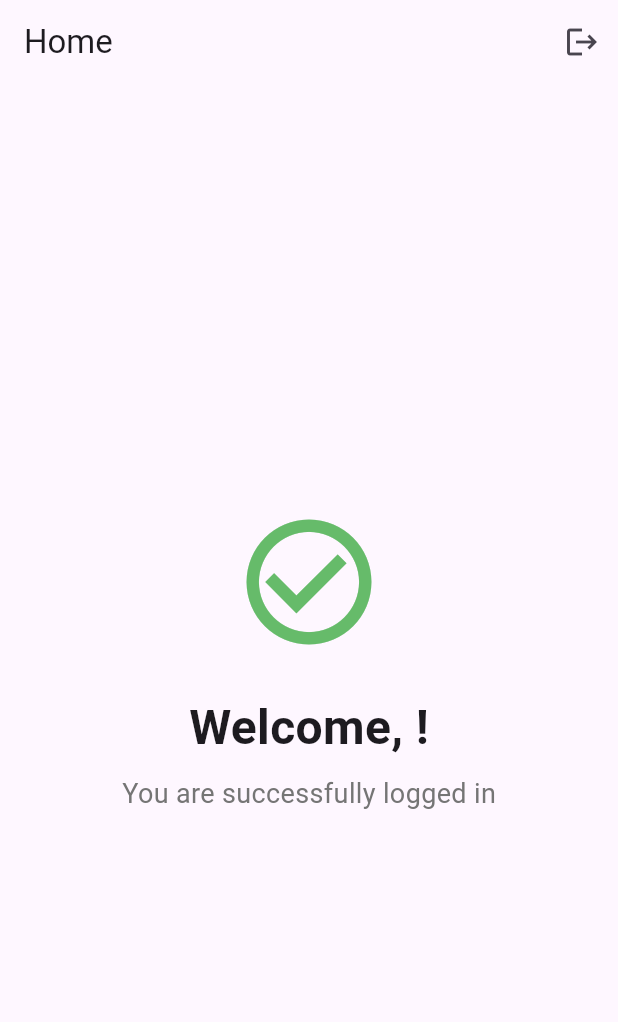
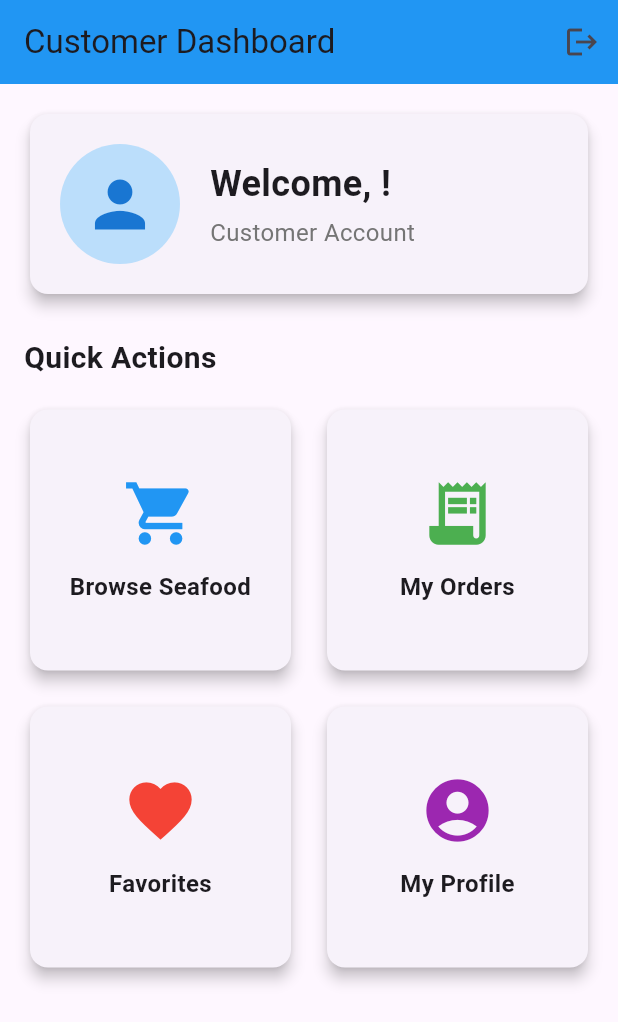
Before and after one commit to Maryam1235/seafood, a Flutter app: the screen it shows once a user with an empty profile is signed in, on a phone screen of 412 x 824 dp. Shown: the top 1022 px of the screen. Run offline on Flutter 3.47's test engine with Material 3 defaults, Android fonts, the phone set to English and light mode, and no system bars; our stand-ins replace cloud_firestore, data_table_2, firebase_auth, firebase_core; accounts and stored records are empty.

Commit message:
customer and sea food sellers roles

```diff
--- a/app/lib/main.dart
+++ b/app/lib/main.dart
@@ -1,8 +1,10 @@
 import 'package:flutter/material.dart';
 import 'package:firebase_core/firebase_core.dart';
 import 'package:firebase_auth/firebase_auth.dart';
+import 'package:cloud_firestore/cloud_firestore.dart';
 import 'screens/login_screen.dart';
-import 'screens/home_screen.dart';
+import 'screens/customer_dashboard.dart';
+import 'screens/seller_dashboard.dart';
 import 'firebase_options.dart';
 
 void main() async {
@@ -17,7 +19,7 @@ class MyApp extends StatelessWidget {
   @override
   Widget build(BuildContext context) {
     return MaterialApp(
-      title: 'Auth App',
+      title: 'Seafood App',
       theme: ThemeData(primarySwatch: Colors.blue, useMaterial3: true),
       home: const AuthCheck(),
       debugShowCheckedModeBanner: false,
@@ -40,7 +42,33 @@ class AuthCheck extends StatelessWidget {
         }
 
         if (snapshot.hasData) {
-          return const HomeScreen();
+          return FutureBuilder<DocumentSnapshot>(
+            future: FirebaseFirestore.instance
+                .collection('users')
+                .doc(snapshot.data!.uid)
+                .get(),
+            builder: (context, userSnapshot) {
+              if (userSnapshot.connectionState == ConnectionState.waiting) {
+                return const Scaffold(
+                  body: Center(child: CircularProgressIndicator()),
+                );
+              }
+
+              if (userSnapshot.hasData && userSnapshot.data!.exists) {
+                final userData =
+                    userSnapshot.data!.data() as Map<String, dynamic>;
+                final role = userData['role'] ?? 'customer';
+
+                if (role == 'seller') {
+                  return const SellerDashboard();
+                } else {
+                  return const CustomerDashboard();
+                }
+              }
+
+              return const LoginScreen();
+            },
+          );
         }
 
         return const LoginScreen();
--- /dev/null
+++ b/app/lib/screens/customer_dashboard.dart
@@ -0,0 +1,195 @@
+import 'package:flutter/material.dart';
+import 'package:firebase_auth/firebase_auth.dart';
+import '../services/auth_service.dart';
+
+class CustomerDashboard extends StatefulWidget {
+  const CustomerDashboard({super.key});
+
+  @override
+  State<CustomerDashboard> createState() => _CustomerDashboardState();
+}
+
+class _CustomerDashboardState extends State<CustomerDashboard> {
+  final _authService = AuthService();
+  String _username = '';
+
+  @override
+  void initState() {
+    super.initState();
+    _loadUserData();
+  }
+
+  Future<void> _loadUserData() async {
+    final user = FirebaseAuth.instance.currentUser;
+    if (user != null) {
+      final userData = await _authService.getUserData(user.uid);
+      if (userData != null && mounted) {
+        setState(() {
+          _username = userData['username'] ?? 'Customer';
+        });
+      }
+    }
+  }
+
+  Future<void> _logout() async {
+    await _authService.logout();
+  }
+
+  @override
+  Widget build(BuildContext context) {
+    return Scaffold(
+      appBar: AppBar(
+        title: const Text('Customer Dashboard'),
+        backgroundColor: Colors.blue,
+        actions: [
+          IconButton(
+            icon: const Icon(Icons.logout),
+            onPressed: _logout,
+            tooltip: 'Logout',
+          ),
+        ],
+      ),
+      body: SingleChildScrollView(
+        padding: const EdgeInsets.all(16.0),
+        child: Column(
+          crossAxisAlignment: CrossAxisAlignment.start,
+          children: [
+            Card(
+              elevation: 4,
+              child: Padding(
+                padding: const EdgeInsets.all(20.0),
+                child: Row(
+                  children: [
+                    CircleAvatar(
+                      radius: 40,
+                      backgroundColor: Colors.blue.shade100,
+                      child: Icon(
+                        Icons.person,
+                        size: 50,
+                        color: Colors.blue.shade700,
+                      ),
+                    ),
+                    const SizedBox(width: 20),
+                    Expanded(
+                      child: Column(
+                        crossAxisAlignment: CrossAxisAlignment.start,
+                        children: [
+                          Text(
+                            'Welcome, $_username!',
+                            style: const TextStyle(
+                              fontSize: 24,
+                              fontWeight: FontWeight.bold,
+                            ),
+                          ),
+                          const SizedBox(height: 4),
+                          Text(
+                            'Customer Account',
+                            style: TextStyle(
+                              fontSize: 16,
+                              color: Colors.grey.shade600,
+                            ),
+                          ),
+                        ],
+                      ),
+                    ),
+                  ],
+                ),
+              ),
+            ),
+            const SizedBox(height: 24),
+            const Text(
+              'Quick Actions',
+              style: TextStyle(
+                fontSize: 20,
+                fontWeight: FontWeight.bold,
+              ),
+            ),
+            const SizedBox(height: 16),
+            GridView.count(
+              shrinkWrap: true,
+              physics: const NeverScrollableScrollPhysics(),
+              crossAxisCount: 2,
+              mainAxisSpacing: 16,
+              crossAxisSpacing: 16,
+              children: [
+                _buildActionCard(
+                  icon: Icons.shopping_cart,
+                  title: 'Browse Seafood',
+                  color: Colors.blue,
+                  onTap: () {
+                    ScaffoldMessenger.of(context).showSnackBar(
+                      const SnackBar(content: Text('Browse Seafood - Coming Soon')),
+                    );
+                  },
+                ),
+                _buildActionCard(
+                  icon: Icons.receipt_long,
+                  title: 'My Orders',
+                  color: Colors.green,
+                  onTap: () {
+                    ScaffoldMessenger.of(context).showSnackBar(
+                      const SnackBar(content: Text('My Orders - Coming Soon')),
+                    );
+                  },
+                ),
+                _buildActionCard(
+                  icon: Icons.favorite,
+                  title: 'Favorites',
+                  color: Colors.red,
+                  onTap: () {
+                    ScaffoldMessenger.of(context).showSnackBar(
+                      const SnackBar(content: Text('Favorites - Coming Soon')),
+                    );
+                  },
+                ),
+                _buildActionCard(
+                  icon: Icons.account_circle,
+                  title: 'My Profile',
+                  color: Colors.purple,
+                  onTap: () {
+                    ScaffoldMessenger.of(context).showSnackBar(
+                      const SnackBar(content: Text('My Profile - Coming Soon')),
+                    );
+                  },
+                ),
+              ],
+            ),
+          ],
+        ),
+      ),
+    );
+  }
+
+  Widget _buildActionCard({
+    required IconData icon,
+    required String title,
+    required Color color,
+    required VoidCallback onTap,
+  }) {
+    return Card(
+      elevation: 4,
+      child: InkWell(
+        onTap: onTap,
+        borderRadius: BorderRadius.circular(12),
+        child: Padding(
+          padding: const EdgeInsets.all(16.0),
+          child: Column(
+            mainAxisAlignment: MainAxisAlignment.center,
+            children: [
+              Icon(icon, size: 50, color: color),
+              const SizedBox(height: 12),
+              Text(
+                title,
+                textAlign: TextAlign.center,
+                style: const TextStyle(
+                  fontSize: 16,
+                  fontWeight: FontWeight.w600,
+                ),
+              ),
+            ],
+          ),
+        ),
+      ),
+    );
+  }
+}
--- a/app/lib/services/auth_service.dart
+++ b/app/lib/services/auth_service.dart
@@ -18,6 +18,7 @@ class AuthService {
     required String username,
     required String fullName,
     required String phone,
+    required String role, // 'customer' or 'seller'
   }) async {
     try {
       // Create user account
@@ -32,6 +33,7 @@ class AuthService {
         'username': username,
         'phone': phone,
         'email': email,
+        'role': role,
         'createdAt': FieldValue.serverTimestamp(),
       });
 
```
Also changed, not shown: app/lib/screens/register_screen.dart (+46 -0 lines), app/lib/screens/seller_dashboard.dart (added, +198 -0 lines).
